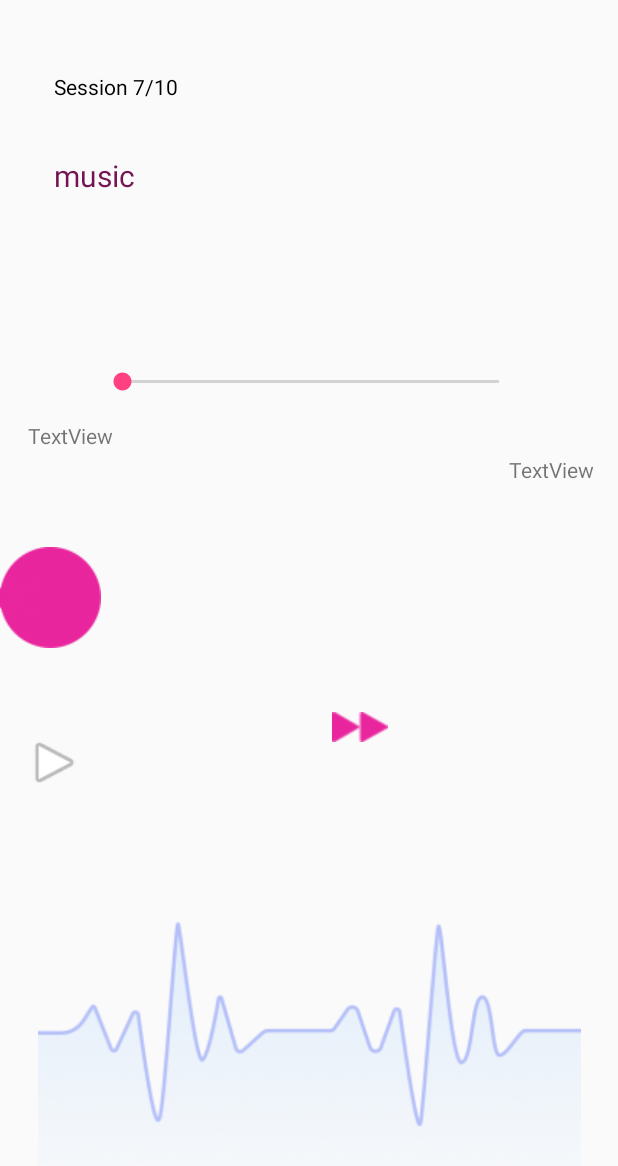
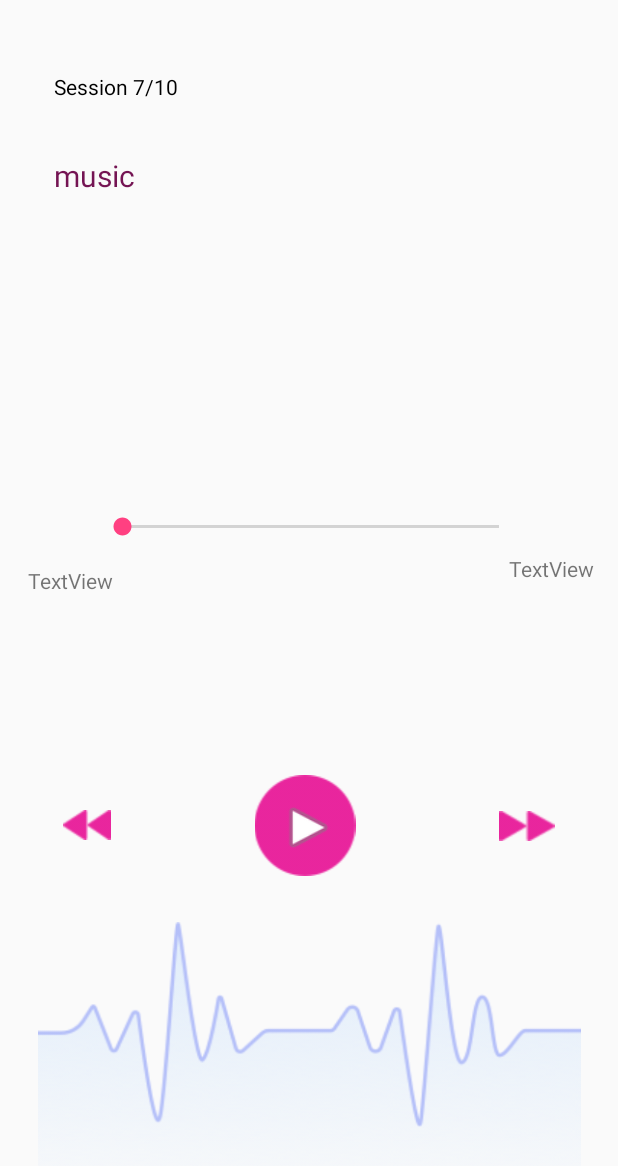
Before and after one commit to julioyildo/kotlin_yoga, an Android app: the ThirdActivity screen opened directly, with no data from a screen before it, on a phone screen of 412 x 824 dp. Shown: the top 1166 px of the screen. Run offline under Robolectric (Android 15) with nearby library versions, the phone set to English and light mode, and no system bars.

Commit message:
feat(palyer): enable player & button play

```diff
--- a/app/src/main/java/fr/serhatyildirim/yoga/MainActivity.kt
+++ b/app/src/main/java/fr/serhatyildirim/yoga/MainActivity.kt
@@ -23,7 +23,7 @@ class MainActivity : AppCompatActivity() {
 
     }
 
-    fun toastMe(view: View) {
+    fun toastMe() {
         // val myToast = Toast.makeText(this, message, duration);
         val myToast = Toast.makeText(this, "Hello Toast!", Toast.LENGTH_SHORT)
         myToast.show()
--- a/app/src/main/java/fr/serhatyildirim/yoga/ThirdActivity.kt
+++ b/app/src/main/java/fr/serhatyildirim/yoga/ThirdActivity.kt
@@ -5,14 +5,26 @@ import android.content.Context
 import android.content.Intent
 import android.media.MediaPlayer
 import android.os.Bundle
+import android.provider.MediaStore
 import android.support.v7.app.AppCompatActivity
+import android.view.View
 import android.widget.Button
 import android.widget.SeekBar
 import android.widget.TextView
 
 // Android extensions import statements for the two views to update
 
-class ThirdActivity : AppCompatActivity() {
+ class ThirdActivity : AppCompatActivity() {
+
+
+     private var mediaPlayer: MediaPlayer? = null
+    private var leftTime:TextView? = null
+    private var rightTime: TextView? = null
+    private var seekBar: SeekBar? = null
+    private var prevButton:Button? = null
+    private var playButton:Button? = null
+    private var nextButton:Button? = null
+
 
     override fun onCreate(savedInstanceState: Bundle?) {
         super.onCreate(savedInstanceState)
@@ -27,32 +39,13 @@ class ThirdActivity : AppCompatActivity() {
         nextButton = findViewById<Button>(R.id.nextButton)
         seekBar = findViewById<SeekBar>(R.id.seekBar)
 
+        playButton?.setOnClickListener{clickMenu(playButton!!)}
+       // prevButton?.setOnClickListener(this)
+       // nextButton?.setOnClickListener(this)
+
 
     }
 
-    private var mediaPlayer: MediaPlayer? =null
-    private var leftTime:TextView? = null
-    private var rightTime: TextView? = null
-    private var seekBar: SeekBar? = null
-    private var prevButton:Button? = null
-    private var playButton:Button? = null
-    private var nextButton:Button? = null
-
-
-
-    //init {
-
-       // this.mediaPlayer = MediaPlayer.create(this, R.raw.meditation_music)
-       // this.leftTime   = findViewById(R.id.currentTime)
-        //this.rightTime  = findViewById(R.id.duration)
-        //this.playButton = findViewById(R.id.play_btn)
-
-        //this.nextButton = findViewById(R.id.nextButton)
-        //this.seekBar    = findViewById(R.id.seekBar)
-
-
-
-   // }
 
 
     companion object {
@@ -65,37 +58,50 @@ class ThirdActivity : AppCompatActivity() {
 
 
 
+     private fun  clickMenu(view: View) {
 
-   /* private fun clickMenu(view: TextView) {
-
-        when(view) {
+         when(view) {
             prevButton->{
 
             }
             playButton -> {
+                if(mediaPlayer?.isPlaying!!) {
+                    this.pauseMusic()
 
+                } else {
+                    this.startMusic()
+
+                }
             }
 
             nextButton -> {
 
             }
 
+        }
+    }
 
 
+
+   private fun pauseMusic(){
+        if (mediaPlayer != null){
+           mediaPlayer?.pause()
+           playButton?.setBackgroundResource(android.R.drawable.ic_media_pause)
         }
     }
-*/
-    //public void pauseMusic() {
 
-    //}
 
-    //public void startMusic() {
 
-    //}
+    private fun startMusic() {
+        if (mediaPlayer != null){
+            mediaPlayer?.start()
+            playButton?.setBackgroundResource(android.R.drawable.ic_media_play)
+        }
+    }
 
 //Other class code...
 
-    fun showRandomNumber() {
+    //fun showRandomNumber() {
         // Get the count from the intent extras
        // val count = intent.getIntExtra(EXTRA_VALUE, 0)
 
@@ -114,7 +120,7 @@ class ThirdActivity : AppCompatActivity() {
         // Substitute the max value into the string resource
         // for the heading, and update the heading
         /*textview_label.text = getString(R.string.random_heading, count)*/
-    }
+   // }
 
 
 }
--- a/app/src/main/res/layout/activity_third.xml
+++ b/app/src/main/res/layout/activity_third.xml
@@ -19,15 +19,15 @@
 
     <ImageView
         android:id="@+id/imageView17"
-        android:layout_width="wrap_content"
+        android:layout_width="69dp"
         android:layout_height="wrap_content"
-        android:layout_marginBottom="8dp"
-        android:layout_marginTop="32dp"
-        app:layout_constraintBottom_toBottomOf="parent"
-        app:layout_constraintTop_toBottomOf="@+id/title_music"
-        app:layout_constraintVertical_bias="0.329"
-        app:srcCompat="@drawable/circle"
-        tools:layout_editor_absoluteX="148dp" />
+        android:layout_marginBottom="20dp"
+        android:layout_marginEnd="8dp"
+        android:layout_marginStart="8dp"
+        app:layout_constraintBottom_toTopOf="@+id/imageView5"
+        app:layout_constraintEnd_toStartOf="@+id/nextButton"
+        app:layout_constraintStart_toEndOf="@+id/prevButton"
+        app:srcCompat="@drawable/circle" />
 
     <TextView
         android:id="@+id/title_music"
@@ -44,19 +44,16 @@
         android:id="@+id/imageView5"
         android:layout_width="362dp"
         android:layout_height="220dp"
-        android:layout_marginTop="8dp"
         app:layout_constraintBottom_toBottomOf="parent"
         app:layout_constraintEnd_toEndOf="parent"
         app:layout_constraintStart_toStartOf="parent"
-        app:layout_constraintTop_toBottomOf="@+id/imageView17"
-        app:layout_constraintVertical_bias="1.0"
         app:srcCompat="@drawable/sound" />
 
     <SeekBar
         android:id="@+id/seekBar"
         android:layout_width="283dp"
         android:layout_height="20dp"
-        android:layout_marginBottom="8dp"
+        android:layout_marginBottom="24dp"
         android:layout_marginEnd="8dp"
         android:layout_marginStart="8dp"
         android:layout_marginTop="8dp"
@@ -64,36 +61,31 @@
         app:layout_constraintEnd_toEndOf="parent"
         app:layout_constraintHorizontal_bias="0.508"
         app:layout_constraintStart_toStartOf="parent"
-        app:layout_constraintTop_toBottomOf="@+id/title_music" />
+        app:layout_constraintTop_toBottomOf="@+id/title_music"
+        app:layout_constraintVertical_bias="0.59" />
 
     <TextView
         android:id="@+id/duration"
         android:layout_width="wrap_content"
         android:layout_height="wrap_content"
-        android:layout_marginBottom="8dp"
         android:layout_marginEnd="16dp"
         android:layout_marginTop="8dp"
         android:text="TextView"
-        app:layout_constraintBottom_toTopOf="@+id/imageView17"
         app:layout_constraintEnd_toEndOf="parent"
-        app:layout_constraintTop_toBottomOf="@+id/seekBar"
-        app:layout_constraintVertical_bias="0.47" />
+        app:layout_constraintTop_toBottomOf="@+id/seekBar" />
 
     <TextView
         android:id="@+id/currentTime"
         android:layout_width="wrap_content"
         android:layout_height="wrap_content"
-        android:layout_marginBottom="8dp"
         android:layout_marginEnd="8dp"
         android:layout_marginStart="4dp"
         android:layout_marginTop="16dp"
         android:text="TextView"
-        app:layout_constraintBottom_toTopOf="@+id/imageView17"
         app:layout_constraintEnd_toStartOf="@+id/duration"
         app:layout_constraintHorizontal_bias="0.053"
         app:layout_constraintStart_toStartOf="parent"
-        app:layout_constraintTop_toBottomOf="@+id/seekBar"
-        app:layout_constraintVertical_bias="0.0" />
+        app:layout_constraintTop_toBottomOf="@+id/seekBar" />
 
     <Button
         android:id="@+id/play_btn"
@@ -104,40 +96,36 @@
         android:layout_marginStart="8dp"
         android:layout_marginTop="8dp"
         android:background="@android:drawable/ic_media_play"
-        app:layout_constraintBottom_toTopOf="@+id/imageView5"
+        app:layout_constraintBottom_toBottomOf="@+id/imageView17"
         app:layout_constraintEnd_toEndOf="@+id/imageView17"
-        app:layout_constraintHorizontal_bias="0.77"
+        app:layout_constraintHorizontal_bias="0.7"
         app:layout_constraintStart_toStartOf="@+id/imageView17"
         app:layout_constraintTop_toTopOf="@+id/imageView17"
-        app:layout_constraintVertical_bias="0.63" />
+        app:layout_constraintVertical_bias="0.6" />
 
     <Button
         android:id="@+id/prevButton"
         android:layout_width="32dp"
         android:layout_height="20dp"
         android:layout_marginBottom="8dp"
-        android:layout_marginEnd="8dp"
-        android:layout_marginStart="8dp"
+        android:layout_marginStart="42dp"
         android:layout_marginTop="8dp"
         android:background="@drawable/previous"
         app:layout_constraintBottom_toBottomOf="@+id/imageView17"
-        app:layout_constraintEnd_toStartOf="@+id/imageView17"
-        app:layout_constraintHorizontal_bias="0.367"
         app:layout_constraintStart_toStartOf="parent"
-        app:layout_constraintTop_toTopOf="@+id/imageView17" />
+        app:layout_constraintTop_toTopOf="@+id/imageView17"
+        app:layout_constraintVertical_bias="0.483" />
 
     <Button
         android:id="@+id/nextButton"
         android:layout_width="37dp"
         android:layout_height="20dp"
         android:layout_marginBottom="8dp"
-        android:layout_marginEnd="8dp"
-        android:layout_marginStart="8dp"
+        android:layout_marginEnd="42dp"
         android:layout_marginTop="8dp"
         android:background="@drawable/next"
-        app:layout_constraintBottom_toTopOf="@+id/imageView5"
+        app:layout_constraintBottom_toBottomOf="@+id/imageView17"
         app:layout_constraintEnd_toEndOf="parent"
-        app:layout_constraintStart_toEndOf="@+id/imageView17"
         app:layout_constraintTop_toTopOf="@+id/imageView17" />
 
 </android.support.constraint.ConstraintLayout>
```
